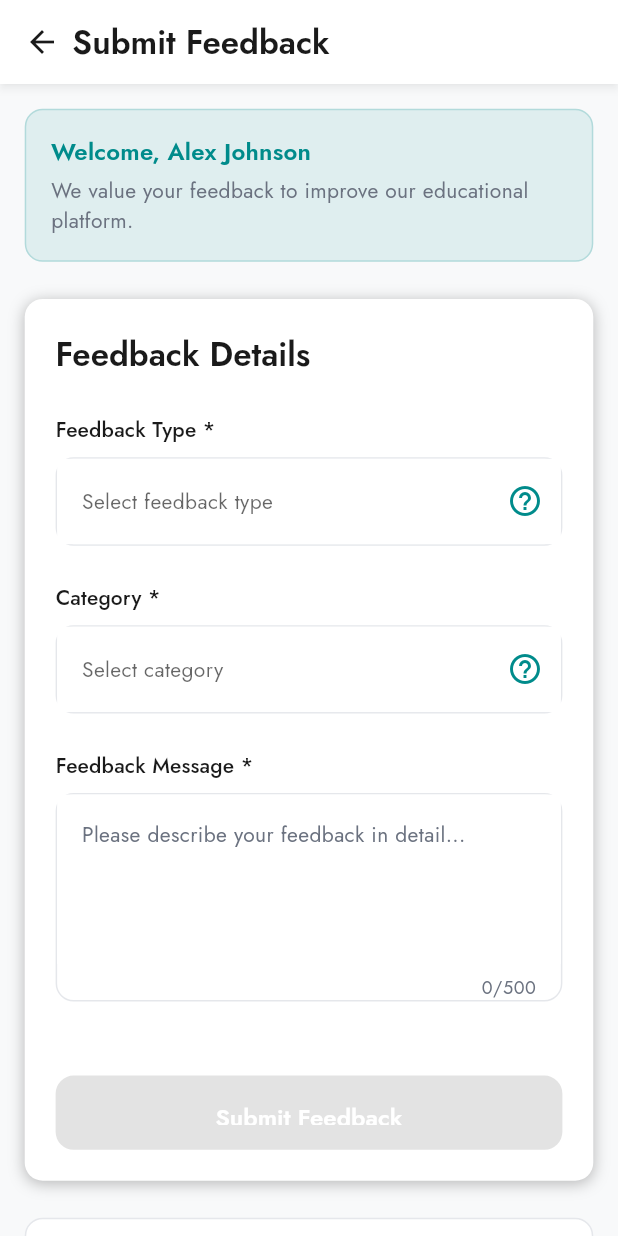
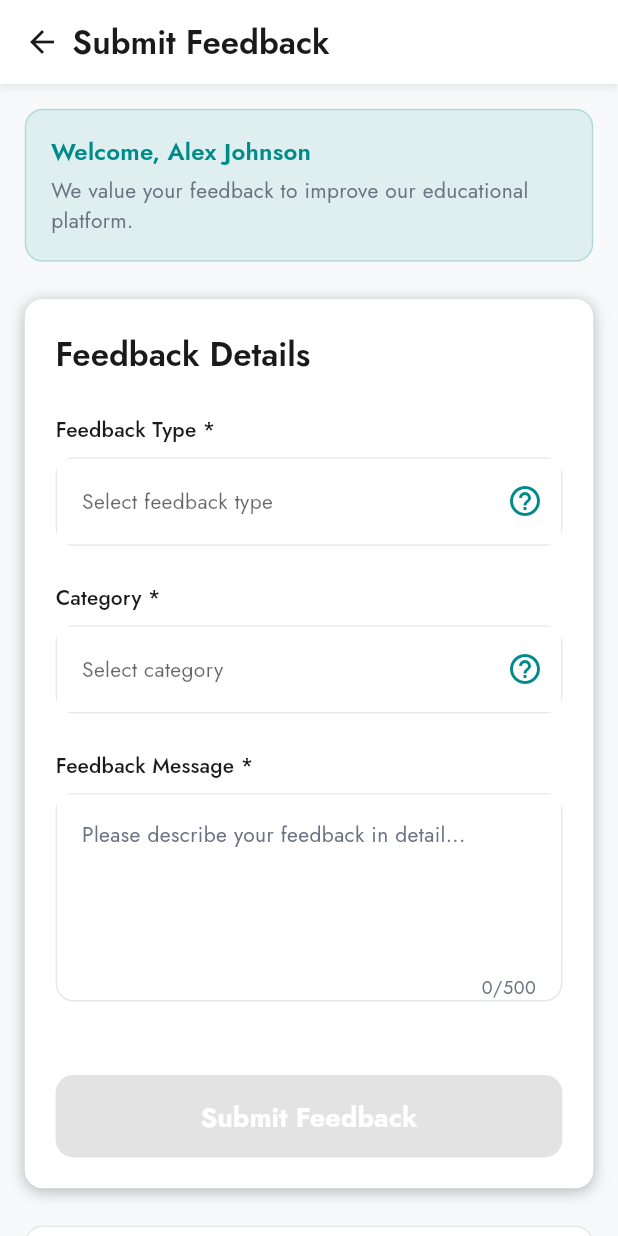
Before and after one commit to Sii-fu/knowble, a Flutter app: the FeedbackFormScreen screen opened by its route, on a phone screen of 412 x 824 dp. Run offline on Flutter 3.47's test engine with Material 3 defaults, Android fonts, the phone set to English and light mode, and no system bars; our stand-ins replace device_info_plus, file_picker, fl_chart, fluttertoast, image_picker, shared_preferences and 3 more; missing offline and left inert: flutter_pdfview, mailer, markdown_widget; accounts and stored records are empty.

```diff
--- a/lib/config/routes.dart
+++ b/lib/config/routes.dart
@@ -98,9 +98,7 @@ class AppRoutes {
     '/admin/courses': (context) => const AdminCoursesManagement(),
     '/admin/instructors': (context) => const AdminInstructorsManagement(),
 
-    '/student_home': (context) => const StudentHomePage(),
-    '/student_courses': (context) => const StudentCoursesPage(),
-    '/student_schedule': (context) => const StudentSchedulePage(),
+    '/student_courses': (context) => const StudentCoursesPageRefactored(),
     '/student_profile': (context) => const StudentProfilePage(),
     '/calendar-dashboard': (context) => const CalendarDashboard(),
     '/task-creation-modal': (context) => const TaskCreationModal(),
--- a/lib/features/student/feedback pages/widgets/submit_button.dart
+++ b/lib/features/student/feedback pages/widgets/submit_button.dart
@@ -1,5 +1,4 @@
 import 'package:flutter/material.dart';
-import 'package:sizer/sizer.dart';
 
 import '../../../../config/theme.dart';
 
@@ -17,32 +16,27 @@ class SubmitButton extends StatelessWidget {
 
   @override
   Widget build(BuildContext context) {
-    final theme = Theme.of(context);
-
     return Container(
       width: double.infinity,
-      height: 6.h,
-      margin: EdgeInsets.only(top: 2.h),
+      height: 55,
+      margin: EdgeInsets.only(top: 16),
       child: ElevatedButton(
         onPressed: isEnabled && !isLoading ? onPressed : null,
         style: ElevatedButton.styleFrom(
-          backgroundColor: isEnabled
-              ? AppTheme.primaryTeal
-              : Colors.grey[400],
+          backgroundColor: isEnabled ? AppTheme.primaryTeal : Colors.grey[400],
           foregroundColor: Colors.white,
-          elevation: isEnabled ? 4.0 : 0.0,
-          shadowColor: Colors.black26,
+          elevation: 6.0,
+          shadowColor: Colors.black38,
           shape: RoundedRectangleBorder(
             borderRadius: BorderRadius.circular(12),
           ),
-          padding: EdgeInsets.symmetric(horizontal: 6.w, vertical: 2.h),
         ),
         child: isLoading
             ? SizedBox(
                 height: 24,
                 width: 24,
                 child: CircularProgressIndicator(
-                  strokeWidth: 2.0,
+                  strokeWidth: 2.5,
                   valueColor: AlwaysStoppedAnimation<Color>(Colors.white),
                 ),
               )
@@ -50,8 +44,8 @@ class SubmitButton extends StatelessWidget {
                 'Submit Feedback',
                 style: TextStyle(
                   color: Colors.white,
-                  fontSize: 16,
-                  fontWeight: FontWeight.w600,
+                  fontSize: 18,
+                  fontWeight: FontWeight.bold,
                 ),
               ),
       ),
```
Also changed, not shown: lib/features/student/feedback pages/feedback_history_screen.dart (+68 -40 lines).
